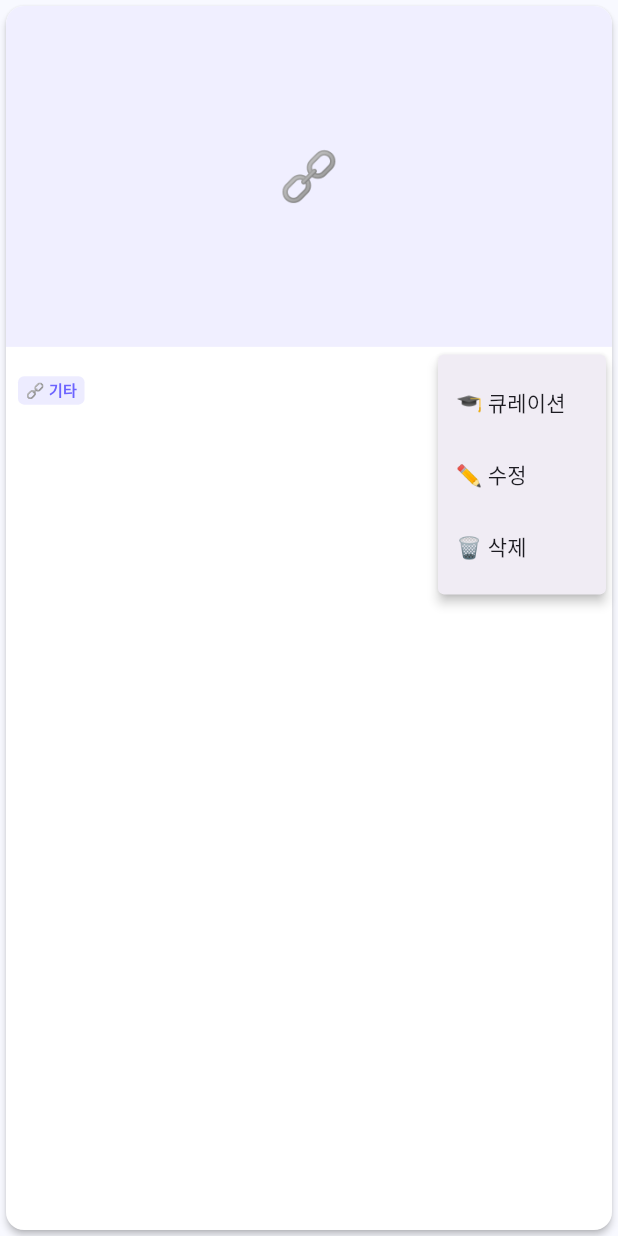
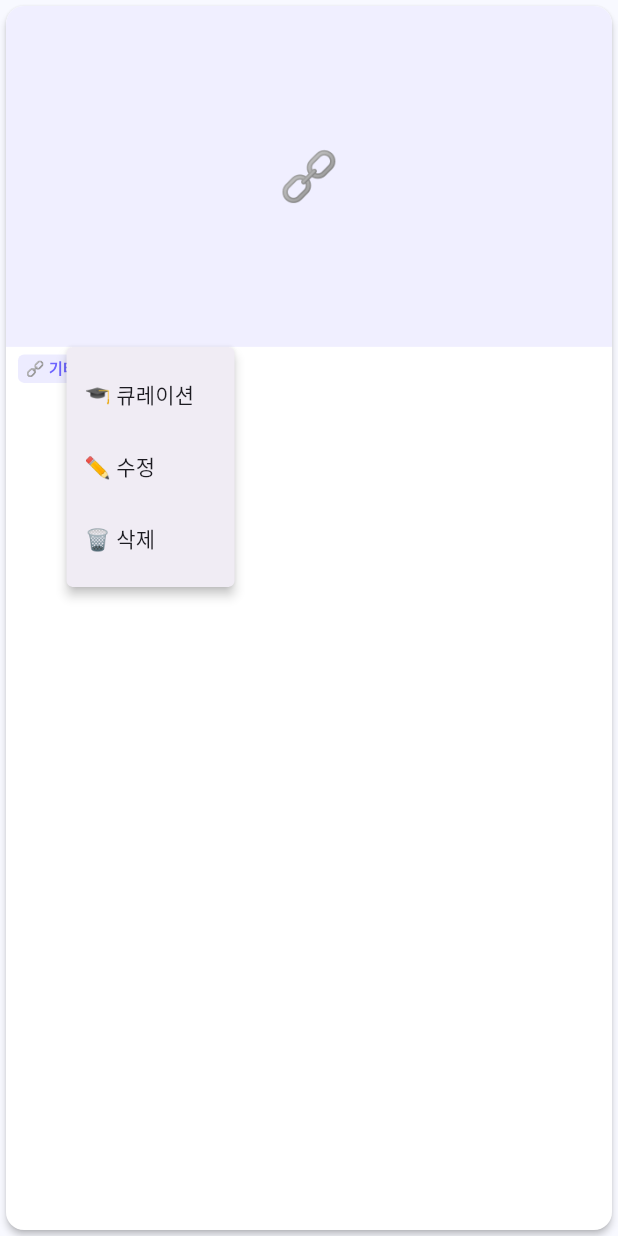
Before and after one commit to cine1052rene/my_nexus, a Flutter app: the _GridCard widget shown alone on an empty page, opened directly with empty values, after a tap on the "more vert" icon, on a phone screen of 412 x 824 dp. Run offline on Flutter 3.47's test engine with Material 3 defaults, Android fonts, the phone set to English and light mode, and no system bars; our stand-ins replace cached_network_image, cloud_firestore, cloud_functions, firebase_auth, firebase_core, flutter_riverpod and 4 more; missing offline and left inert: enough_mail; accounts and stored records are empty.

Commit message:
fix: 그리드 카드 배지+제목 위치 개선 — Stack으로 메뉴 float 처리
PopupMenuButton 기본 48dp 터치타겟이 Row 높이를 부풀려 제목이 내려가는 문제 수정.
배지+제목은 Column으로 처리, ⋮ 메뉴는 Stack Positioned로 우상단 float 배치.

```diff
--- a/lib/features/hub/widgets/link_card.dart
+++ b/lib/features/hub/widgets/link_card.dart
@@ -237,15 +237,15 @@
                   )
                 : _Placeholder(item: item),
           ),
-          // 정보 영역 — Expanded로 카드 남은 공간 채움
+          // 정보 영역 — Stack: 배지+제목은 Column, 메뉴는 우상단 float
           Expanded(
-            child: Padding(
-              padding: const EdgeInsets.fromLTRB(8, 5, 2, 4),
+            child: Stack(
+              children: [
+                // 배지 + 제목 (Row 없이 → PopupMenu 48dp 터치타겟 영향 Zero)
+                Padding(
+                  padding: const EdgeInsets.fromLTRB(8, 5, 36, 4),
                   child: Column(
                     crossAxisAlignment: CrossAxisAlignment.start,
-                children: [
-                  // 배지 + ⋮ 메뉴 한 줄
-                  Row(
                     children: [
                       Container(
                         padding: const EdgeInsets.symmetric(horizontal: 5, vertical: 2),
@@ -264,15 +264,7 @@
                           ),
                         ),
                       ),
-                      const Spacer(),
-                      _Menu(
-                        onEdit: onEdit, onDelete: onDelete, onCurate: onCurate,
-                        iconSize: 16,
-                      ),
-                    ],
-                  ),
                       const SizedBox(height: 3),
-                  // 제목 — 마이룸과 동일 스타일
                       Text(
                         item.title,
                         maxLines: 2,
@@ -285,6 +277,17 @@
                       ),
                     ],
                   ),
+                ),
+                // ⋮ 메뉴 — 우상단에 float (Column 높이에 영향 없음)
+                Positioned(
+                  top: 0,
+                  right: 0,
+                  child: _Menu(
+                    onEdit: onEdit, onDelete: onDelete, onCurate: onCurate,
+                    iconSize: 16,
+                  ),
+                ),
+              ],
             ),
           ),
         ]),
```
Lines whose indentation alone changed are shown as unchanged.
